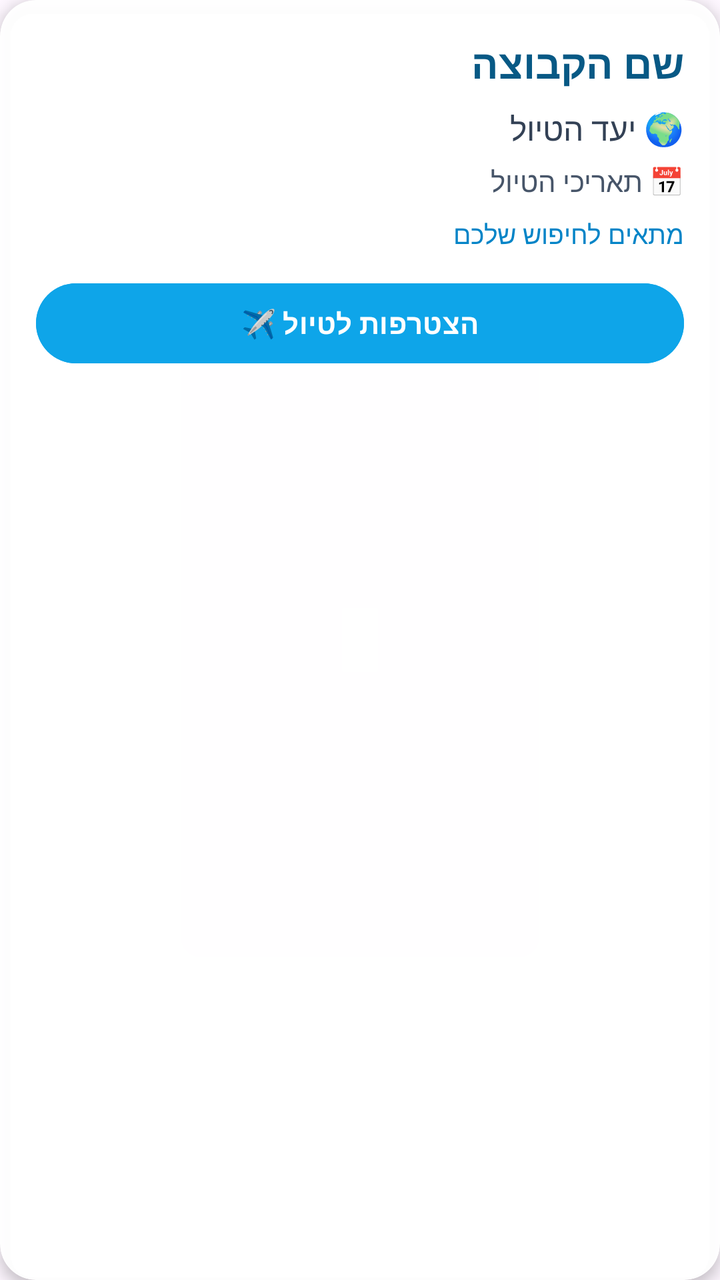
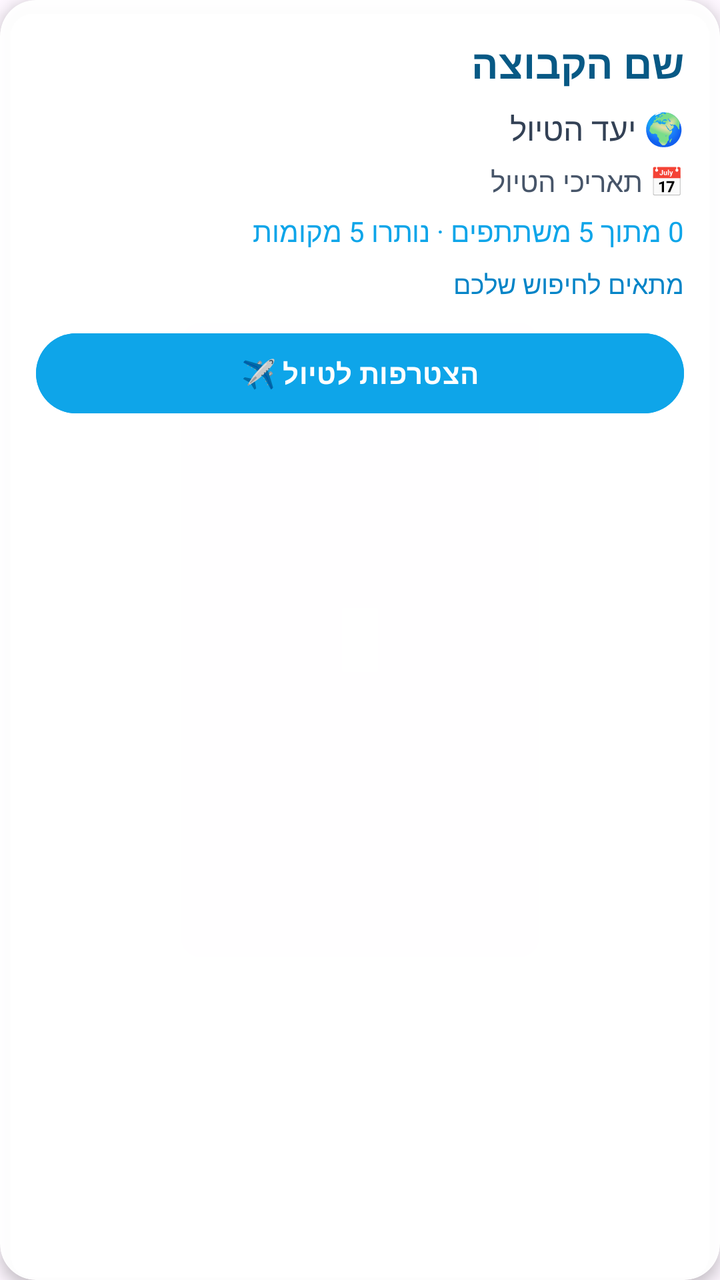

Two renders of the same Android screen: before a commit and after it. Below are the layout's source before the change and the commit's diff.
<!-- AndroidManifest.xml: application theme Theme.SyncIt1 -->
<!-- res/layout/item_group.xml -->
<?xml version="1.0" encoding="utf-8"?>
<androidx.cardview.widget.CardView
    xmlns:android="http://schemas.android.com/apk/res/android"
    xmlns:app="http://schemas.android.com/apk/res-auto"
    android:layout_width="match_parent"
    android:layout_height="wrap_content"
    android:layout_marginBottom="12dp"
    app:cardCornerRadius="18dp"
    app:cardElevation="4dp"
    app:cardBackgroundColor="#F5FFFFFF">

    <LinearLayout
        android:layout_width="match_parent"
        android:layout_height="wrap_content"
        android:orientation="vertical"
        android:padding="18dp"
        android:layoutDirection="rtl">

        <TextView
            android:id="@+id/tvGroupName"
            android:layout_width="match_parent"
            android:layout_height="wrap_content"
            android:text="שם הקבוצה"
            android:textColor="#075985"
            android:textSize="20sp"
            android:textStyle="bold" />

        <TextView
            android:id="@+id/tvGroupDestination"
            android:layout_width="match_parent"
            android:layout_height="wrap_content"
            android:layout_marginTop="8dp"
            android:text="🌍 יעד הטיול"
            android:textColor="#334155"
            android:textSize="16sp" />

        <TextView
            android:id="@+id/tvGroupDates"
            android:layout_width="match_parent"
            android:layout_height="wrap_content"
            android:layout_marginTop="6dp"
            android:text="📅 תאריכי הטיול"
            android:textColor="#475569"
            android:textSize="14sp" />

        <TextView
            android:id="@+id/tvMatchInfo"
            android:layout_width="match_parent"
            android:layout_height="wrap_content"
            android:layout_marginTop="8dp"
            android:text="מתאים לחיפוש שלכם"
            android:textColor="#0284C7"
            android:textSize="13sp" />

        <Button
            android:id="@+id/btnJoinGroup"
            android:layout_width="match_parent"
            android:layout_height="48dp"
            android:layout_marginTop="12dp"
            android:backgroundTint="#0EA5E9"
            android:text="הצטרפות לטיול ✈️"
            android:textColor="#FFFFFF"
            android:textStyle="bold" />

    </LinearLayout>

</androidx.cardview.widget.CardView>
<!-- resources referenced by this layout -->
<resources>
  <style name="Theme.SyncIt1" parent="Base.Theme.SyncIt1" />
  <style name="Base.Theme.SyncIt1" parent="Theme.Material3.DayNight.NoActionBar">
          
          
      </style>
</resources>

<!-- the commit's change to res/layout/item_group.xml (unified diff, before → after) -->
@@ -44,6 +44,15 @@
             android:textSize="14sp" />
 
         <TextView
+            android:id="@+id/tvMembersCount"
+            android:layout_width="match_parent"
+            android:layout_height="wrap_content"
+            android:layout_marginTop="6dp"
+            android:text="0 מתוך 5 משתתפים · נותרו 5 מקומות"
+            android:textColor="#0EA5E9"
+            android:textSize="14sp" />
+
+        <TextView
             android:id="@+id/tvMatchInfo"
             android:layout_width="match_parent"
             android:layout_height="wrap_content"
